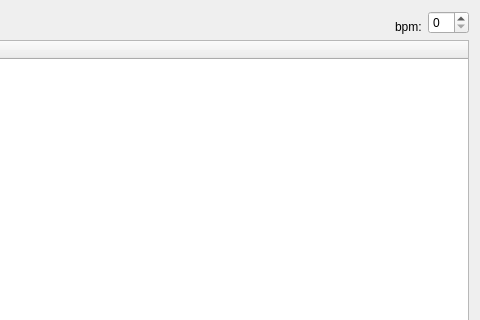
Old version of the form src/ui/change_fixtures.ui in the repository Lenium37/SigLight; both pictures show x 720 to 1200 and y 0 to 320 of the 1200 by 800 pixel window.
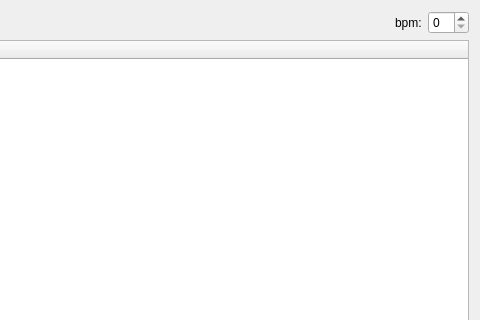
New version of the form. Icons and pictures are not drawn.

Diff of the .ui file:
```diff
--- a/src/ui/change_fixtures.ui
+++ b/src/ui/change_fixtures.ui
@@ -72,7 +72,7 @@
         </property>
        </spacer>
       </item>
-      <item alignment="Qt::AlignHCenter|Qt::AlignBottom">
+      <item>
        <widget class="QLabel" name="l_user_bpm">
         <property name="sizePolicy">
          <sizepolicy hsizetype="Preferred" vsizetype="Preferred">
```
